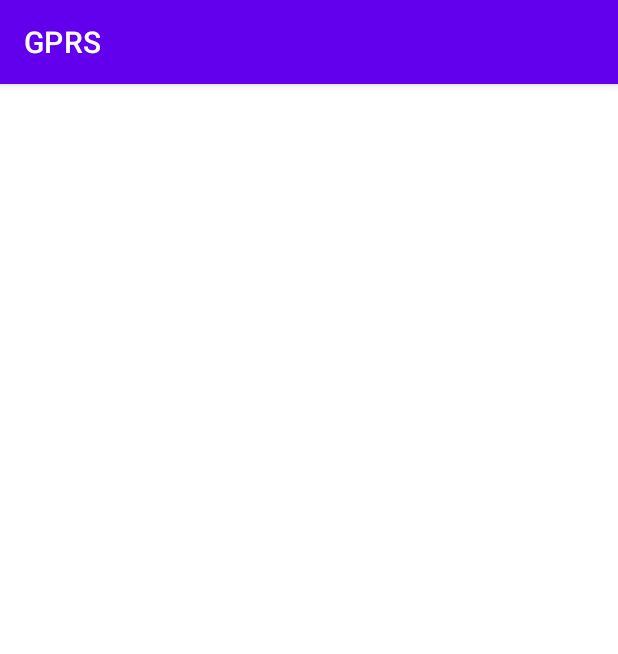
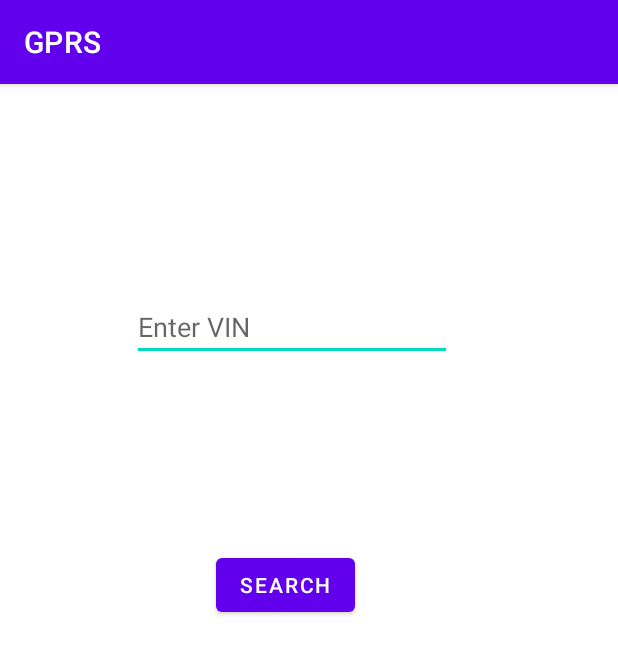
Before and after one commit to NandaNxD/GPRS, an Android app: the SearchActivity screen opened directly, with no data from a screen before it, on a phone screen of 412 x 824 dp. Shown: the top 654 px of the screen. Run offline under Robolectric (Android 15) with nearby library versions, the phone set to English and light mode, and no system bars.

```diff
--- a/app/build.gradle
+++ b/app/build.gradle
@@ -32,6 +32,7 @@ dependencies {
     implementation 'androidx.appcompat:appcompat:1.4.2'
     implementation 'com.google.android.material:material:1.6.1'
     implementation 'androidx.constraintlayout:constraintlayout:2.1.4'
+    implementation 'com.google.android.gms:play-services-location:19.0.1'
     testImplementation 'junit:junit:4.+'
     androidTestImplementation 'androidx.test.ext:junit:1.1.3'
     androidTestImplementation 'androidx.test.espresso:espresso-core:3.4.0'
--- a/app/src/main/java/com/daimler/Payload.java
+++ b/app/src/main/java/com/daimler/Payload.java
@@ -8,6 +8,10 @@ public class Payload {
     byte[] image;
     String description;
 
+    public Payload(){
+
+    }
+
     public Payload(String vin, double latitude, double longitude, byte[] image, String description) {
         this.vin = vin;
         this.latitude = latitude;
--- a/app/src/main/java/com/daimler/SearchActivity.java
+++ b/app/src/main/java/com/daimler/SearchActivity.java
@@ -2,13 +2,29 @@ package com.daimler;
 
 import androidx.appcompat.app.AppCompatActivity;
 
+import android.content.Intent;
 import android.os.Bundle;
+import android.view.View;
+import android.widget.Button;
+import android.widget.EditText;
 
 public class SearchActivity extends AppCompatActivity {
-
+    EditText searchEditText;
+    Button search;
     @Override
     protected void onCreate(Bundle savedInstanceState) {
         super.onCreate(savedInstanceState);
         setContentView(R.layout.activity_search);
+        searchEditText=findViewById(R.id.searchEditText);
+        search=findViewById(R.id.search);
+        search.setOnClickListener(new View.OnClickListener() {
+            @Override
+            public void onClick(View v) {
+                Intent it=new Intent(getApplicationContext(),InfoActivity.class);
+                String vin="";
+                it.putExtra("VIN",vin);
+                startActivity(it);
+            }
+        });
     }
 }
--- a/app/src/main/java/com/daimler/Util.java
+++ b/app/src/main/java/com/daimler/Util.java
@@ -2,6 +2,8 @@ package com.daimler;
 
 import android.graphics.Bitmap;
 import android.graphics.BitmapFactory;
+import android.graphics.drawable.BitmapDrawable;
+
 
 import java.io.ByteArrayOutputStream;
 
@@ -9,7 +11,7 @@ public class Util {
     // convert from bitmap to byte array
     public static byte[] getBytes(Bitmap bitmap) {
         ByteArrayOutputStream stream = new ByteArrayOutputStream();
-        bitmap.compress(Bitmap.CompressFormat.PNG, 0, stream);
+        //bitmap.compress(Bitmap.CompressFormat.PNG, 0, stream);
         return stream.toByteArray();
     }
 
--- a/app/src/main/res/layout/activity_main.xml
+++ b/app/src/main/res/layout/activity_main.xml
@@ -81,9 +81,9 @@
         app:layout_constraintVertical_bias="0.269" />
 
     <ImageView
-        android:id="@+id/imageView"
-        android:layout_width="wrap_content"
-        android:layout_height="wrap_content"
+        android:id="@+id/imageDisplayMain"
+        android:layout_width="204dp"
+        android:layout_height="176dp"
         app:layout_constraintBottom_toBottomOf="parent"
         app:layout_constraintEnd_toEndOf="parent"
         app:layout_constraintHorizontal_bias="0.452"
--- a/app/src/main/res/layout/activity_search.xml
+++ b/app/src/main/res/layout/activity_search.xml
@@ -6,4 +6,29 @@
     android:layout_height="match_parent"
     tools:context=".SearchActivity">
 
+    <EditText
+        android:id="@+id/searchEditText"
+        android:layout_width="wrap_content"
+        android:layout_height="wrap_content"
+        android:ems="10"
+        android:hint="Enter VIN"
+        android:inputType="textPersonName"
+        app:layout_constraintBottom_toBottomOf="parent"
+        app:layout_constraintEnd_toEndOf="parent"
+        app:layout_constraintHorizontal_bias="0.442"
+        app:layout_constraintStart_toStartOf="parent"
+        app:layout_constraintTop_toTopOf="parent"
+        app:layout_constraintVertical_bias="0.193" />
+
+    <Button
+        android:id="@+id/search"
+        android:layout_width="wrap_content"
+        android:layout_height="wrap_content"
+        android:text="Search"
+        app:layout_constraintBottom_toBottomOf="parent"
+        app:layout_constraintEnd_toEndOf="parent"
+        app:layout_constraintHorizontal_bias="0.451"
+        app:layout_constraintStart_toStartOf="parent"
+        app:layout_constraintTop_toTopOf="parent"
+        app:layout_constraintVertical_bias="0.431" />
 </androidx.constraintlayout.widget.ConstraintLayout>
```
Also changed, not shown: app/src/main/AndroidManifest.xml (+17 -1 lines), app/src/main/java/com/daimler/DataStore.java (+19 -3 lines), app/src/main/java/com/daimler/DisplayActivity.java (deleted, +0 -14 lines), app/src/main/java/com/daimler/InfoActivity.java (added, +28 -0 lines), app/src/main/java/com/daimler/MainActivity.java (+79 -12 lines), app/src/main/res/layout/activity_display.xml (deleted, +0 -9 lines), app/src/main/res/layout/activity_info.xml (added, +70 -0 lines).
